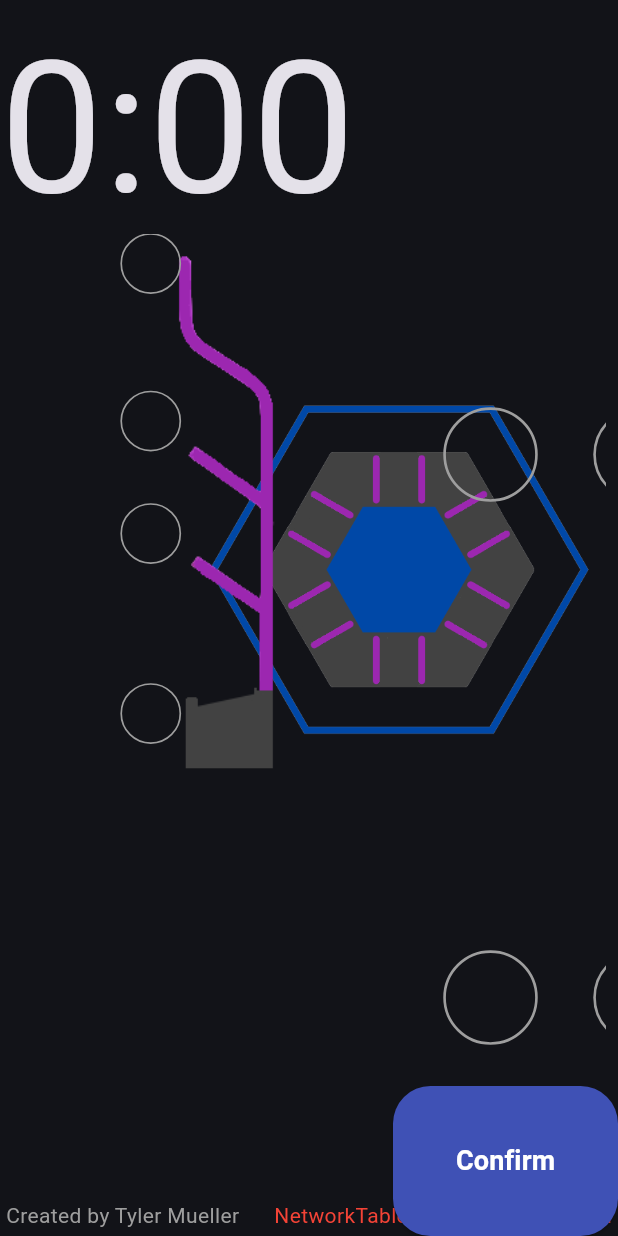
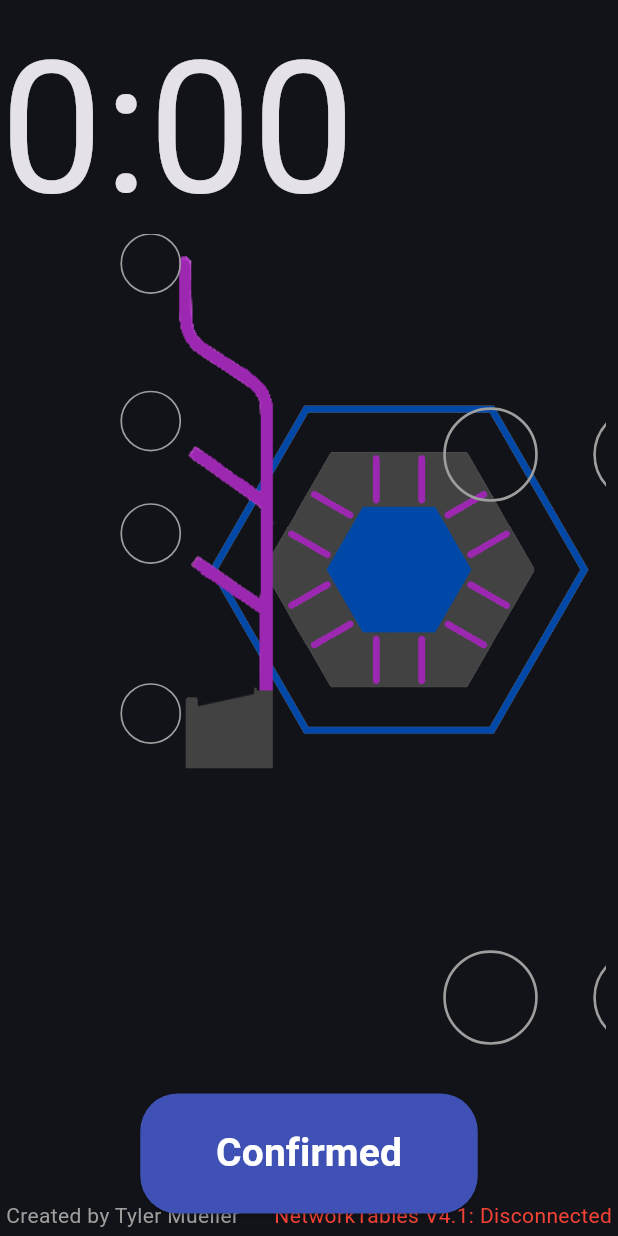
Before and after one commit to TylerMueller08/AccelerationStation, a Flutter app: the screen it shows after launch, after a tap on "Confirm", on a phone screen of 412 x 824 dp. Run offline on Flutter 3.47's test engine with Material 3 defaults, Android fonts, the light colour scheme and no system bars; missing offline and left inert: nt4, window_manager.

Commit message:
Updated reef selector confirm button

```diff
--- a/lib/pages/dashboard.dart
+++ b/lib/pages/dashboard.dart
@@ -100,9 +100,9 @@ class _DashboardState extends State<Dashboard> {
               ),
             ),
             Align(
-              alignment: Alignment.bottomRight,
+              alignment: Alignment.bottomCenter,
               child: Padding(
-                padding: EdgeInsets.only(),
+                padding: EdgeInsets.only(bottom: 15),
                 child: ConfirmButton(
                   dashboardState: widget.dashboardState,
                   redAlliance: _redAlliance,
--- a/lib/services/dashboard_state.dart
+++ b/lib/services/dashboard_state.dart
@@ -10,6 +10,7 @@ class DashboardState {
 
   late NT4Subscription matchTimeSub;
   late NT4Subscription redAllianceSub;
+  late NT4Subscription completedSub;
 
   late NT4Topic reefPosePub;
   late NT4Topic branchHeightPub;
@@ -18,6 +19,8 @@ class DashboardState {
   int _reefPose = 1;
   int _branchHeight = 1;
   bool _confirmed = false;
+
+  bool completed = false;
 
   bool connected = false;
 
@@ -33,6 +36,7 @@ class DashboardState {
 
     matchTimeSub = client.subscribePeriodic('/SmartDashboard/MatchTime', 1.0);
     redAllianceSub = client.subscribePeriodic('/FMSInfo/IsRedAlliance', 1.0);
+    completedSub = client.subscribePeriodic('/SmartDashboard/CompletedCondition', 1.0);
 
     reefPosePub = client.publishNewTopic('/SmartDashboard/TargetReefPose', NT4TypeStr.typeInt);
     branchHeightPub = client.publishNewTopic('/Dashboard/TargetBranchHeight', NT4TypeStr.typeInt);
@@ -41,6 +45,12 @@ class DashboardState {
     client.setProperties(reefPosePub, false, true);
     client.setProperties(branchHeightPub, false, true);
     client.setProperties(confirmedPub, false, true);
+
+    completedSub.stream().listen((value) {
+      if (value is bool) {
+        completed = value;
+      }
+    });
 
     Timer.periodic(const Duration(seconds: 1), (timer) {
       if (connected) {
@@ -84,7 +94,11 @@ class DashboardState {
   }
 
   void setConfirmedCondition(bool confirmed) {
-    _confirmed = confirmed;
+    if (completed) {
+      _confirmed = false;
+    } else {
+      _confirmed = confirmed;
+    }
     client.addSample(confirmedPub, _confirmed);
   }
 
--- a/lib/widgets/confirm_button.dart
+++ b/lib/widgets/confirm_button.dart
@@ -17,10 +17,24 @@ class ConfirmButton extends StatefulWidget {
 
 class ConfirmButtonState extends State<ConfirmButton> {
   bool confirmed = false;
+  late bool completed;
 
   @override
   void initState() {
     super.initState();
+    completed = widget.dashboardState.completed;
+
+    widget.dashboardState.completedSub.stream().listen((value) {
+      if (value is bool) {
+        setState(() {
+          completed = value;
+          if (completed) {
+            confirmed = false;
+            widget.dashboardState.setConfirmedCondition(confirmed);
+          }
+        });
+      }
+    });
   }
 
   @override
@@ -28,8 +42,8 @@ class ConfirmButtonState extends State<ConfirmButton> {
     Color activeColor = widget.redAlliance ? Colors.red[700]! : Colors.indigo;
 
     return SizedBox(
-      width: 150,
-      height: 100,
+      width: 225,
+      height: 80,
       child: ElevatedButton(
         style: ElevatedButton.styleFrom(
           foregroundColor: Colors.white, backgroundColor: activeColor,
@@ -37,22 +51,17 @@ class ConfirmButtonState extends State<ConfirmButton> {
             borderRadius: BorderRadius.circular(25),
           ),
         ),
-        onPressed: () async {
-          setState(() {
-            confirmed = true;
+        onPressed: () {
+          if (!completed) {
+            setState(() {
+              confirmed = true;
+            });
             widget.dashboardState.setConfirmedCondition(confirmed);
-          });
-
-          await Future.delayed(const Duration(seconds: 1));
-
-          setState(() {
-            confirmed = false;
-            widget.dashboardState.setConfirmedCondition(confirmed);
-          });
+          }
         },
-        child: const Text(
-          "Confirm",
-          style: TextStyle(fontSize: 18, fontWeight: FontWeight.bold),
+        child: Text(
+          confirmed ? "Confirmed" : "Confirm",
+          style: TextStyle(fontSize: 26, fontWeight: FontWeight.bold),
         ),
       ),
     );
```
Also changed, not shown: lib/widgets/reef_selector.dart (+12 -0 lines).
